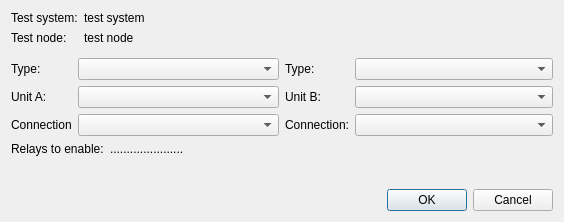
The window that src/mdttools/mdttesttool/mdtTtTestNodeRouteDialog.ui (scandyna/multidiagtools) describes before a commit, drawn with Qt 5.
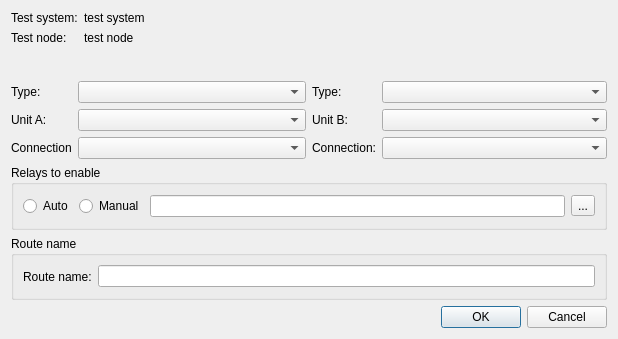
The same window after the commit. Icons and pictures are not drawn.

Commit message: Working on test tool (test node route dialog)

```diff
--- a/src/mdttools/mdttesttool/mdtTtTestNodeRouteDialog.ui
+++ b/src/mdttools/mdttesttool/mdtTtTestNodeRouteDialog.ui
@@ -6,8 +6,8 @@
    <rect>
     <x>0</x>
     <y>0</y>
-    <width>564</width>
-    <height>222</height>
+    <width>618</width>
+    <height>339</height>
    </rect>
   </property>
   <property name="windowTitle">
@@ -133,25 +133,59 @@
     </layout>
    </item>
    <item>
-    <layout class="QFormLayout" name="formLayout_3">
-     <property name="fieldGrowthPolicy">
-      <enum>QFormLayout::ExpandingFieldsGrow</enum>
+    <widget class="QGroupBox" name="gbRelays">
+     <property name="title">
+      <string>Relays to enable</string>
      </property>
-     <item row="0" column="0">
-      <widget class="QLabel" name="lbRelaysLabel">
+     <layout class="QHBoxLayout" name="horizontalLayout_2">
+      <item>
+       <widget class="QRadioButton" name="rbAuto">
        <property name="text">
-        <string>Relays to enable:</string>
+         <string>Auto</string>
        </property>
       </widget>
      </item>
-     <item row="0" column="1">
-      <widget class="QLabel" name="lbRelays">
+      <item>
+       <widget class="QRadioButton" name="rbManual">
        <property name="text">
-        <string>......................</string>
+         <string>Manual</string>
        </property>
       </widget>
      </item>
-    </layout>
+      <item>
+       <widget class="QLineEdit" name="leRelays"/>
+      </item>
+      <item>
+       <widget class="QToolButton" name="tbAddRelay">
+        <property name="text">
+         <string>...</string>
+        </property>
+        <property name="icon">
+         <iconset theme="list-add"/>
+        </property>
+       </widget>
+      </item>
+     </layout>
+    </widget>
+   </item>
+   <item>
+    <widget class="QGroupBox" name="gbName">
+     <property name="title">
+      <string>Route name</string>
+     </property>
+     <layout class="QHBoxLayout" name="horizontalLayout_3">
+      <item>
+       <widget class="QLabel" name="lbName">
+        <property name="text">
+         <string>Route name:</string>
+        </property>
+       </widget>
+      </item>
+      <item>
+       <widget class="QLineEdit" name="leName"/>
+      </item>
+     </layout>
+    </widget>
    </item>
    <item>
     <widget class="QDialogButtonBox" name="buttonBox">
```
Lines whose indentation alone changed are shown as unchanged. The commit also changes 20 other files.
